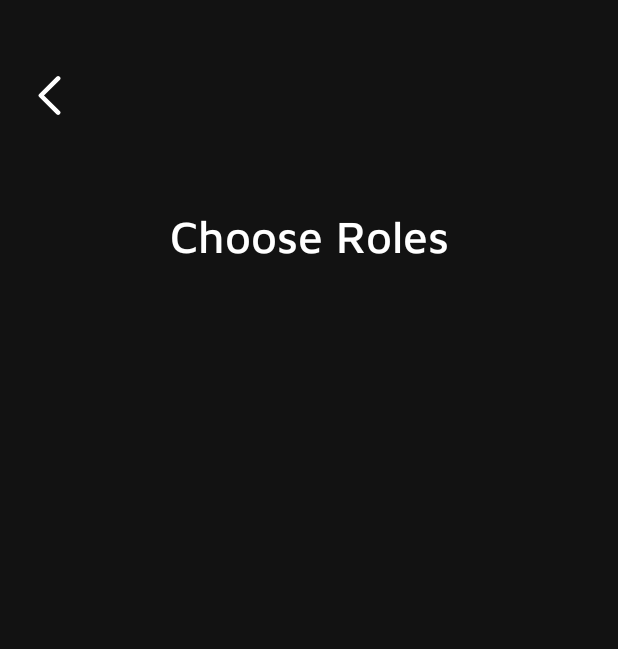
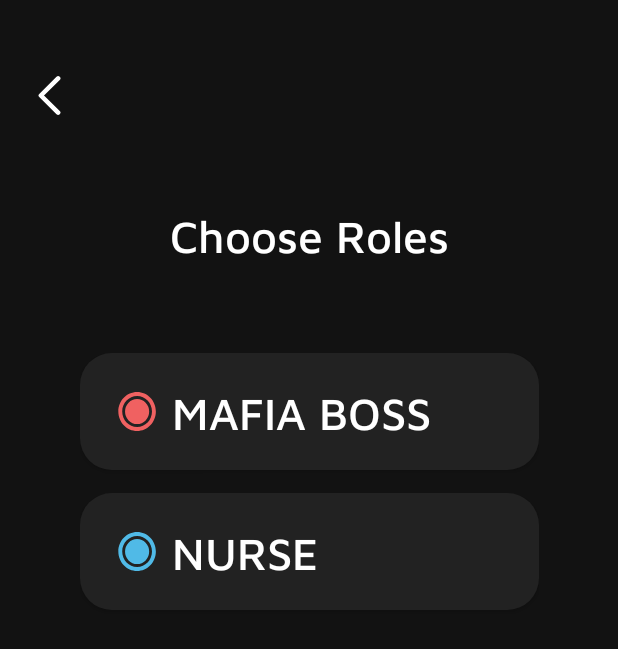
Before and after one commit to shalva96/the_mafia_game_cards, an Android app: the RolesFragment screen opened through its navigation route, on a phone screen of 412 x 824 dp. Shown: the top 649 px of the screen. Run offline under Robolectric (Android 15) with nearby library versions, the phone set to English and light mode, and no system bars; our stand-ins replace Dagger/Hilt's generated code; Roboto replaces fonts that are not available here.

Commit message:
handling role recycler colors

```diff
--- a/app/src/main/java/com/example/themafiagamecards/data/repository/RoleDataRepositoryImpl.kt
+++ b/app/src/main/java/com/example/themafiagamecards/data/repository/RoleDataRepositoryImpl.kt
@@ -15,15 +15,15 @@ class RoleDataRepositoryImpl @Inject constructor(
     override fun getRoleData(): List<GetRole> {
         return listOf(
             RoleData(
-                role = "Mafia",
-                color = 0,
+                role = "Mafia Boss",
+                color = R.color.role_red,
                 image = ContextCompat.getDrawable(context, R.drawable.ic_launcher_foreground)!!,
                 title = "Why Mafia?",
                 description = "dsa"
             ),
             RoleData(
-                role = "gvbdfsgs",
-                color = 0,
+                role = "Nurse",
+                color = R.color.role_blue,
                 image = ContextCompat.getDrawable(context, R.drawable.ic_launcher_foreground)!!,
                 title = "Why Mafia?",
                 description = "dsa"
--- a/app/src/main/java/com/example/themafiagamecards/presentation/adapter/roles_adapter/RolesAdapter.kt
+++ b/app/src/main/java/com/example/themafiagamecards/presentation/adapter/roles_adapter/RolesAdapter.kt
@@ -1,19 +1,43 @@
 package com.example.themafiagamecards.presentation.adapter.roles_adapter
 
+import android.content.res.ColorStateList
+import android.graphics.PorterDuff
 import android.view.LayoutInflater
 import android.view.ViewGroup
+import androidx.core.content.ContextCompat
+import androidx.core.graphics.drawable.DrawableCompat
 import androidx.recyclerview.widget.RecyclerView
+import com.example.themafiagamecards.R
 import com.example.themafiagamecards.databinding.RecyclerHomeBinding
 import com.example.themafiagamecards.databinding.RecyclerRolesBinding
 import com.example.themafiagamecards.presentation.model.Role
 import com.example.themafiagamecards.presentation.model.home_category.Category
 
-class RolesAdapter: RecyclerView.Adapter<RolesAdapter.RolesViewHolder>() {
+class RolesAdapter : RecyclerView.Adapter<RolesAdapter.RolesViewHolder>() {
     private var rolesList = emptyList<Role>()
-    inner class RolesViewHolder(private val binding: RecyclerRolesBinding):RecyclerView.ViewHolder(binding.root){
-        fun bind(item: Role){
-            binding.buttonItem.text =item.role
-            binding.buttonItem.setCompoundDrawablesWithIntrinsicBounds(item.color,0,0,0)
+
+    inner class RolesViewHolder(private val binding: RecyclerRolesBinding) :
+        RecyclerView.ViewHolder(binding.root) {
+        fun bind(item: Role) {
+            binding.buttonItem.text = item.role
+
+            val drawable =
+                ContextCompat.getDrawable(binding.root.context, R.drawable.ic_purple_circle)
+                    ?.mutate()
+            drawable?.let {
+                val wrappedDrawable = DrawableCompat.wrap(it)
+                DrawableCompat.setTint(
+                    wrappedDrawable,
+                    binding.root.context.resources.getColor(item.color)
+                )
+                DrawableCompat.setTintMode(wrappedDrawable, PorterDuff.Mode.SRC_IN)
+                binding.buttonItem.setCompoundDrawablesWithIntrinsicBounds(
+                    wrappedDrawable,
+                    null,
+                    null,
+                    null
+                )
+            }
         }
     }
 
@@ -32,7 +56,8 @@ class RolesAdapter: RecyclerView.Adapter<RolesAdapter.RolesViewHolder>() {
     override fun onBindViewHolder(holder: RolesViewHolder, position: Int) {
         holder.bind(item = rolesList[position])
     }
-    fun getData(newList:List<Role>){
+
+    fun getData(newList: List<Role>) {
         rolesList = newList
         notifyItemChanged(rolesList.size)
     }
--- a/app/src/main/java/com/example/themafiagamecards/presentation/event/roles/RolesEvent.kt
+++ b/app/src/main/java/com/example/themafiagamecards/presentation/event/roles/RolesEvent.kt
@@ -2,4 +2,5 @@ package com.example.themafiagamecards.presentation.event.roles
 
 sealed class RolesEvent {
     data object GoToHome: RolesEvent()
+    data object GetRolesList: RolesEvent()
 }
--- a/app/src/main/java/com/example/themafiagamecards/presentation/screen/home/HomeFragment.kt
+++ b/app/src/main/java/com/example/themafiagamecards/presentation/screen/home/HomeFragment.kt
@@ -10,7 +10,7 @@ import com.example.themafiagamecards.databinding.FragmentHomeBinding
 import com.example.themafiagamecards.presentation.adapter.home_adapter.HomeAdapter
 import com.example.themafiagamecards.presentation.common.base.BaseFragment
 import com.example.themafiagamecards.presentation.event.home.HomeEvents
-import com.example.themafiagamecards.presentation.screen.state.HomeState
+import com.example.themafiagamecards.presentation.screen.state.home.HomeState
 import dagger.hilt.android.AndroidEntryPoint
 import kotlinx.coroutines.launch
 
--- a/app/src/main/java/com/example/themafiagamecards/presentation/screen/home/HomeViewModel.kt
+++ b/app/src/main/java/com/example/themafiagamecards/presentation/screen/home/HomeViewModel.kt
@@ -1,15 +1,13 @@
 package com.example.themafiagamecards.presentation.screen.home
 
-import android.util.Log.d
 import androidx.lifecycle.ViewModel
 import androidx.lifecycle.viewModelScope
 import com.example.themafiagamecards.R
 import com.example.themafiagamecards.domain.usecase.GetRoleUseCase
 import com.example.themafiagamecards.presentation.event.home.HomeEvents
 import com.example.themafiagamecards.presentation.model.home_category.Category
-import com.example.themafiagamecards.presentation.screen.state.HomeState
+import com.example.themafiagamecards.presentation.screen.state.home.HomeState
 import dagger.hilt.android.lifecycle.HiltViewModel
-import kotlinx.coroutines.coroutineScope
 import kotlinx.coroutines.flow.MutableSharedFlow
 import kotlinx.coroutines.flow.MutableStateFlow
 import kotlinx.coroutines.flow.asSharedFlow
--- a/app/src/main/java/com/example/themafiagamecards/presentation/screen/roles/RolesFragment.kt
+++ b/app/src/main/java/com/example/themafiagamecards/presentation/screen/roles/RolesFragment.kt
@@ -9,49 +9,73 @@ import androidx.recyclerview.widget.LinearLayoutManager
 import com.example.themafiagamecards.databinding.FragmentRolesBinding
 import com.example.themafiagamecards.presentation.adapter.roles_adapter.RolesAdapter
 import com.example.themafiagamecards.presentation.common.base.BaseFragment
+import com.example.themafiagamecards.presentation.event.home.HomeEvents
 import com.example.themafiagamecards.presentation.event.roles.RolesEvent
+import com.example.themafiagamecards.presentation.screen.state.home.HomeState
+import com.example.themafiagamecards.presentation.screen.state.roles.RolesState
 import dagger.hilt.android.AndroidEntryPoint
 import kotlinx.coroutines.launch
 
 @AndroidEntryPoint
 class RolesFragment : BaseFragment<FragmentRolesBinding>(FragmentRolesBinding::inflate) {
-   private lateinit var rolesAdapter: RolesAdapter
-   private val viewModel:RolesViewModel by viewModels()
+    private lateinit var rolesAdapter: RolesAdapter
+    private val viewModel: RolesViewModel by viewModels()
     override fun bind() {
         bindAdapter()
 
     }
 
     override fun observe() {
+        observeState()
         observeUiState()
     }
 
     override fun listener() {
         navigationToBack()
     }
-    private fun observeUiState(){
+
+    private fun handleState(state: RolesState) {
+        state.button?.let {
+            rolesAdapter.getData(it)
+        }
+    }
+
+    private fun observeUiState() {
         viewLifecycleOwner.lifecycleScope.launch {
-            repeatOnLifecycle(Lifecycle.State.STARTED){
-                viewModel.uiState.collect{
+            repeatOnLifecycle(Lifecycle.State.STARTED) {
+                viewModel.uiState.collect {
                     handleUiState(it)
                 }
             }
         }
     }
-    private fun navigationToBack(){
+
+    private fun observeState() {
+        viewModel.onEvent(RolesEvent.GetRolesList)
+        viewLifecycleOwner.lifecycleScope.launch {
+            repeatOnLifecycle(Lifecycle.State.STARTED) {
+                viewModel.rolesState.collect {
+                    handleState(it)
+                }
+            }
+        }
+
+    }
+
+    private fun navigationToBack() {
         binding.ivBackArr.setOnClickListener {
             viewModel.onEvent(RolesEvent.GoToHome)
         }
     }
 
-    private fun bindAdapter(){
+    private fun bindAdapter() {
         rolesAdapter = RolesAdapter()
         binding.rvRoles.layoutManager = LinearLayoutManager(requireContext())
         binding.rvRoles.adapter = rolesAdapter
     }
 
-    private fun handleUiState(event: RolesViewModel.NavigationEvent){
-        when(event) {
+    private fun handleUiState(event: RolesViewModel.NavigationEvent) {
+        when (event) {
             is RolesViewModel.NavigationEvent.NavigateToHome -> {
                 findNavController().navigate(RolesFragmentDirections.actionRolesFragmentToHomeFragment())
             }
--- a/app/src/main/java/com/example/themafiagamecards/presentation/screen/roles/RolesViewModel.kt
+++ b/app/src/main/java/com/example/themafiagamecards/presentation/screen/roles/RolesViewModel.kt
@@ -2,11 +2,20 @@ package com.example.themafiagamecards.presentation.screen.roles
 
 import androidx.lifecycle.ViewModel
 import androidx.lifecycle.viewModelScope
+import com.example.themafiagamecards.R
 import com.example.themafiagamecards.domain.usecase.GetRoleUseCase
 import com.example.themafiagamecards.presentation.event.roles.RolesEvent
+import com.example.themafiagamecards.presentation.mapper.toPresentation
+import com.example.themafiagamecards.presentation.model.Role
+import com.example.themafiagamecards.presentation.model.home_category.Category
+import com.example.themafiagamecards.presentation.screen.state.home.HomeState
+import com.example.themafiagamecards.presentation.screen.state.roles.RolesState
 import dagger.hilt.android.lifecycle.HiltViewModel
 import kotlinx.coroutines.flow.MutableSharedFlow
+import kotlinx.coroutines.flow.MutableStateFlow
 import kotlinx.coroutines.flow.asSharedFlow
+import kotlinx.coroutines.flow.asStateFlow
+import kotlinx.coroutines.flow.update
 import kotlinx.coroutines.launch
 import javax.inject.Inject
 
@@ -14,12 +23,16 @@ import javax.inject.Inject
 class RolesViewModel @Inject constructor(
     private val getRoleUseCase: GetRoleUseCase
 ) :ViewModel() {
+    private val _rolesState = MutableStateFlow(RolesState())
+    val rolesState get() = _rolesState.asStateFlow()
+
     private val _uiState = MutableSharedFlow<NavigationEvent>()
     val uiState get() = _uiState.asSharedFlow()
 
     fun onEvent(event:RolesEvent){
         when(event){
             is RolesEvent.GoToHome -> navigateToHome()
+            is RolesEvent.GetRolesList -> rolesList()
         }
     }
 
@@ -28,6 +41,21 @@ class RolesViewModel @Inject constructor(
             _uiState.emit(NavigationEvent.NavigateToHome)
         }
     }
+
+    private fun rolesList(){
+        viewModelScope.launch{
+            _rolesState.update {state ->
+                state.copy(
+                    button = getRoleUseCase.invoke().map {
+                        it.toPresentation()
+                    }
+                )
+            }
+        }
+    }
+
+
+
     sealed interface NavigationEvent{
         data object NavigateToHome:NavigationEvent
     }
--- a/app/src/main/java/com/example/themafiagamecards/presentation/screen/state/HomeState.kt
+++ b/app/src/main/java/com/example/themafiagamecards/presentation/screen/state/home/HomeState.kt
@@ -1,4 +1,4 @@
-package com.example.themafiagamecards.presentation.screen.state
+package com.example.themafiagamecards.presentation.screen.state.home
 
 import com.example.themafiagamecards.presentation.model.home_category.Category
 
--- /dev/null
+++ b/app/src/main/java/com/example/themafiagamecards/presentation/screen/state/roles/RolesState.kt
@@ -0,0 +1,8 @@
+package com.example.themafiagamecards.presentation.screen.state.roles
+
+import com.example.themafiagamecards.presentation.model.Role
+import com.example.themafiagamecards.presentation.model.home_category.Category
+
+data class RolesState(
+    val button: List<Role>? = null
+)
--- a/app/src/main/res/layout/fragment_roles.xml
+++ b/app/src/main/res/layout/fragment_roles.xml
@@ -34,12 +34,13 @@
 
     <androidx.recyclerview.widget.RecyclerView
         android:id="@+id/rv_roles"
-        android:layout_width="match_parent"
+        android:layout_width="wrap_content"
         android:layout_height="0dp"
         android:layout_marginTop="60dp"
         app:layout_constraintStart_toStartOf="parent"
         app:layout_constraintEnd_toEndOf="parent"
         app:layout_constraintTop_toBottomOf="@id/tv_header"
+        app:layout_constraintBottom_toBottomOf="parent"
         />
 
 
--- a/app/src/main/res/layout/recycler_roles.xml
+++ b/app/src/main/res/layout/recycler_roles.xml
@@ -6,6 +6,7 @@
     android:layout_width="306dp"
     android:layout_height="78dp"
     android:layout_gravity="center_horizontal"
+    android:layout_marginBottom="15dp"
     android:background="@drawable/rounded_corners"
     android:drawableStart="@drawable/ic_red_circle"
     android:drawablePadding="10dp"
--- a/app/src/main/res/values/colors.xml
+++ b/app/src/main/res/values/colors.xml
@@ -5,4 +5,8 @@
 
     <color name="background_black">#121212</color>
     <color name="category_black">#222222</color>
+
+    <color name="role_red">#F06161</color>
+    <color name="role_blue">#50BAE7</color>
+    <color name="role_purple">#9350E7</color>
 </resources>
```
